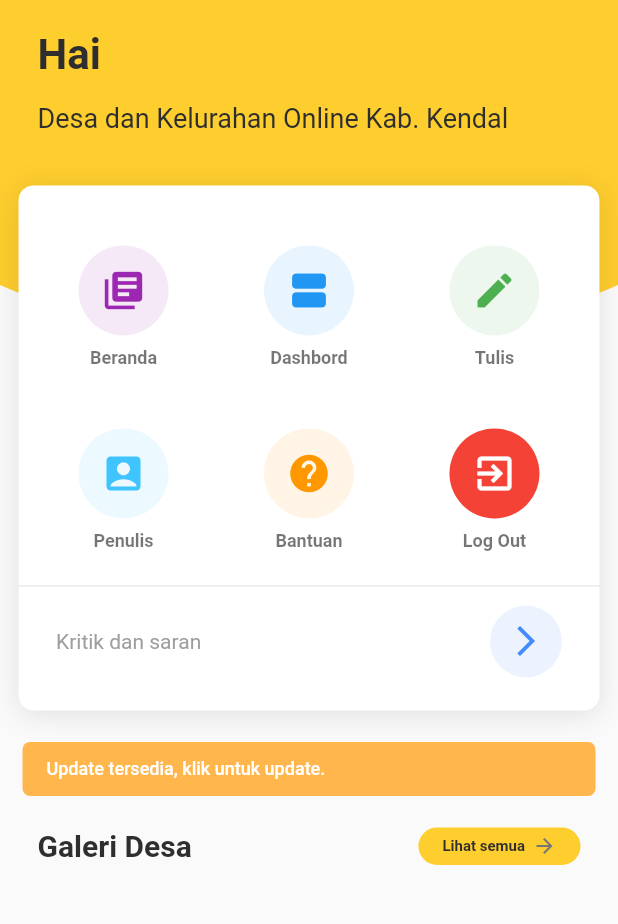
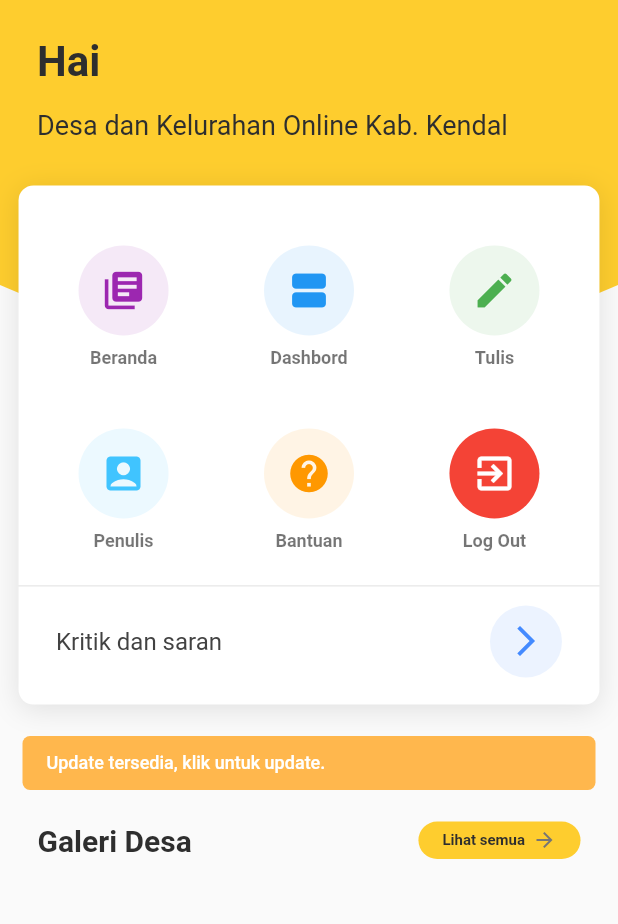
Before and after one commit to dokarkendal/dokar_berita, a Flutter app: the Haldua screen opened by its route, on a phone screen of 412 x 824 dp, the part 84-1008 px from its top. Run offline on Flutter 3.47's test engine with Material 2 defaults, Android fonts, the phone set to English and light mode, and no system bars; drawn by our look-alikes of auto_size_text; our stand-ins replace charts_flutter, datetime_picker_formfield, dio, firebase_auth, firebase_core, firebase_messaging and 13 more; missing offline and left inert: flutter_auth_buttons, flutter_html_view, open_appstore, status_alert, workmanager; accounts and stored records are empty; network calls fail.

Commit message:
fix padding

```diff
--- a/lib/hal_dua.dart
+++ b/lib/hal_dua.dart
@@ -168,7 +168,8 @@ class _HalduaState extends State<Haldua> {
       );
     } else {
       return Padding(
-        padding: EdgeInsets.only(top: 15.0, right: 15.0, left: 15.0),
+        padding: EdgeInsets.only(
+            top: 15.0, right: 15.0, left: 15.0), //NOTE ganti mediaquery
         child: Container(
           child: Column(
             children: <Widget>[
@@ -471,8 +472,7 @@ class _HalduaState extends State<Haldua> {
                   ),
                 ),
                 Padding(
-                  padding:
-                      EdgeInsets.symmetric(horizontal: 25.0, vertical: 20.0),
+                  padding: EdgeInsets.all(mediaQueryData.size.height * 0.03),
                   child: Row(
                     mainAxisAlignment: MainAxisAlignment.spaceBetween,
                     children: <Widget>[
@@ -505,14 +505,13 @@ class _HalduaState extends State<Haldua> {
                 Padding(
                   padding: EdgeInsets.only(
                     top: mediaQueryData.size.height * 0.15,
-
                     left: mediaQueryData.size.height * 0.015,
                     right: mediaQueryData.size.height * 0.015,
                     // bottom: mediaQueryData.size.height * 0.03,
                   ),
                   child: Container(
                     width: double.infinity,
-                    height: 350.0,
+                    height: mediaQueryData.size.height * 0.42,
                     decoration: BoxDecoration(
                       color: Colors.white,
                       borderRadius: BorderRadius.all(Radius.circular(10.0)),
@@ -520,7 +519,8 @@ class _HalduaState extends State<Haldua> {
                         BoxShadow(
                           color: Colors.black.withOpacity(0.1),
                           offset: Offset(0.0, 3.0),
-                            blurRadius: 15.0)
+                          blurRadius: 15.0,
+                        )
                       ],
                     ),
                     child: Column(
@@ -610,7 +610,8 @@ class _HalduaState extends State<Haldua> {
                         SizedBox(height: 15.0),
                         Divider(),
                         SizedBox(height: 5.0),
-                        Padding(
+                        Container(
+                          child: Padding(
                             padding: EdgeInsets.symmetric(horizontal: 25.0),
                             child: Row(
                               mainAxisAlignment: MainAxisAlignment.spaceBetween,
@@ -620,7 +621,8 @@ class _HalduaState extends State<Haldua> {
                                     'Kritik dan saran',
                                     textAlign: TextAlign.left,
                                     style: TextStyle(
-                                      color: Colors.grey, fontSize: 14.0),
+                                        color: Colors.grey[800],
+                                        fontSize: 16.0),
                                   ),
                                 ),
                                 Material(
@@ -636,6 +638,7 @@ class _HalduaState extends State<Haldua> {
                                   ),
                                 )
                               ],
+                            ),
                           ),
                         ),
                       ],
```
Lines whose indentation alone changed are shown as unchanged.
